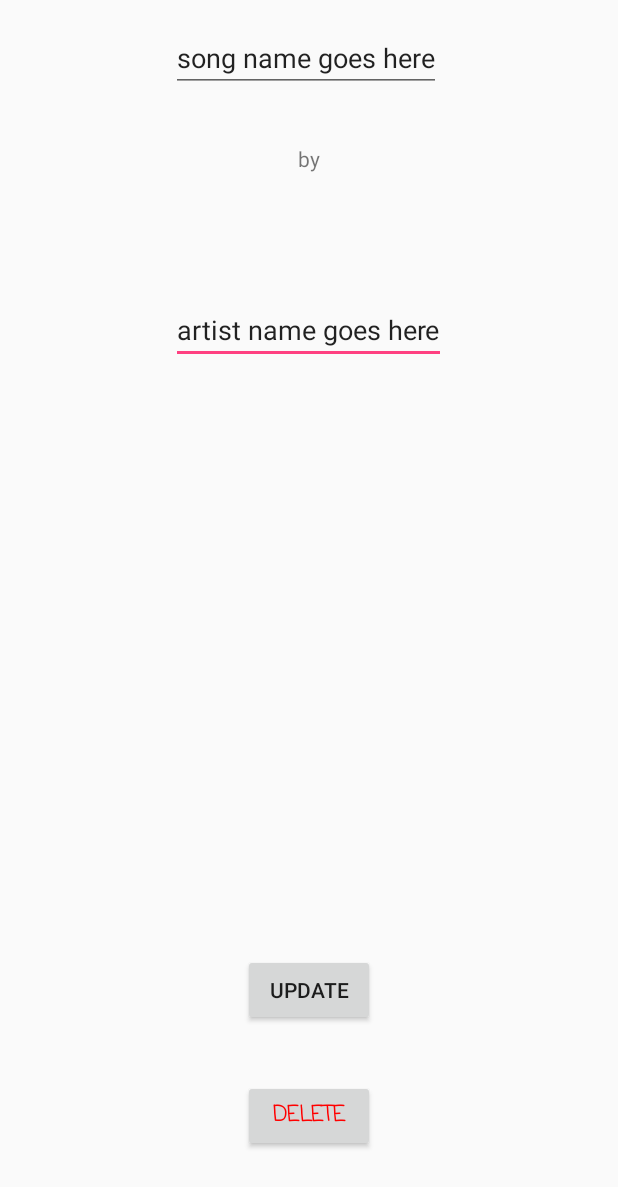
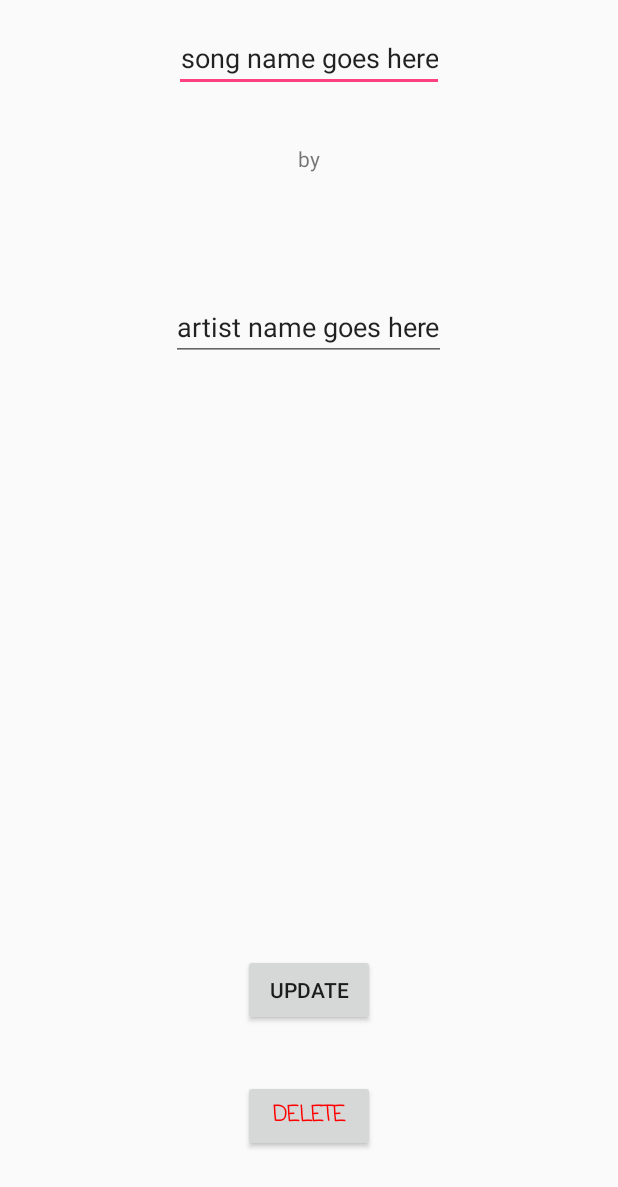
Before and after one commit to gitdksmith/NowPlaying, an Android app: the layout activity_edit_single.xml on its own in the app's theme, with its tools: preview values and no code run, on a phone screen of 412 x 824 dp. Shown: the top 1187 px of the screen. Run offline under Robolectric (Android 15) with nearby library versions, the phone set to English and light mode, and no system bars.

Commit message:
Correct center layout of text and exit fields. Resolves #4.

```diff
--- a/app/src/main/res/layout/activity_edit_single.xml
+++ b/app/src/main/res/layout/activity_edit_single.xml
@@ -8,7 +8,52 @@
     android:paddingLeft="@dimen/activity_horizontal_margin"
     android:paddingRight="@dimen/activity_horizontal_margin"
     android:paddingTop="@dimen/activity_vertical_margin"
-    tools:context="com.example.derek.nowplaying.DisplayMessageActivity">
+    tools:context="com.example.derek.nowplaying.EditSingleActivity">
+
+    <EditText android:id="@+id/edit_song"
+        android:text="@string/edit_song_hint"
+        android:layout_width="wrap_content"
+        android:layout_height="wrap_content"
+        android:layout_alignParentTop="true"
+        android:gravity="center"
+        android:layout_centerHorizontal="true"/>
+
+    <TextView android:id="@+id/edit_by"
+        android:layout_width="wrap_content"
+        android:layout_height="wrap_content"
+        android:text="by"
+        android:layout_margin="80dp"
+        android:layout_below="@+id/text_song_display_single"
+        android:layout_centerHorizontal="true" />
+
+    <EditText android:id="@+id/edit_artist"
+        android:layout_width="wrap_content"
+        android:layout_height="wrap_content"
+        android:text="@string/edit_artist_hint"
+        android:layout_below="@+id/edit_by"
+        android:gravity="center"
+        android:layout_centerHorizontal="true" />
+
+    <ProgressBar
+        style="?android:attr/progressBarStyleLarge"
+        android:layout_width="wrap_content"
+        android:visibility="gone"
+        android:layout_height="wrap_content"
+        android:id="@+id/progressBar"
+        android:progressDrawable="@drawable/circular_progress_bar"
+        android:layout_above="@+id/button_youtube_display_single"
+        android:layout_centerHorizontal="true" />
+
+    <Button
+        android:id="@+id/button_update"
+        android:text="@string/update_button"
+        android:onClick="update"
+        android:layout_width="wrap_content"
+        android:layout_height="wrap_content"
+        android:layout_marginBottom="36dp"
+        android:layout_above="@+id/button_delete"
+        android:layout_alignLeft="@+id/button_delete"
+        android:layout_alignStart="@+id/button_delete" />
 
     <Button
         android:id="@+id/button_delete"
@@ -26,50 +71,4 @@
         android:textStyle="normal|bold"
         android:textColor="#FF0000"/>
 
-    <EditText android:id="@+id/edit_artist"
-        android:layout_width="wrap_content"
-        android:layout_height="wrap_content"
-        android:text="@string/edit_artist_hint"
-        android:layout_marginTop="82dp"
-        android:layout_below="@+id/edit_by"
-        android:layout_centerHorizontal="true" />
-
-    <TextView android:id="@+id/edit_by"
-        android:layout_width="wrap_content"
-        android:layout_height="wrap_content"
-        android:text="by"
-        android:layout_marginTop="80dp"
-        android:layout_below="@+id/text_song_display_single"
-        android:layout_centerHorizontal="true" />
-
-    <ProgressBar
-        style="?android:attr/progressBarStyleLarge"
-        android:layout_width="wrap_content"
-        android:visibility="gone"
-        android:layout_height="wrap_content"
-        android:id="@+id/progressBar"
-        android:progressDrawable="@drawable/circular_progress_bar"
-        android:layout_above="@+id/button_youtube_display_single"
-        android:layout_centerHorizontal="true" />
-
-    <EditText android:id="@+id/edit_song"
-        android:text="@string/edit_song_hint"
-        android:layout_width="wrap_content"
-        android:layout_height="wrap_content"
-        android:layout_alignParentTop="true"
-        android:layout_alignLeft="@+id/edit_artist"
-        android:layout_alignStart="@+id/edit_artist" />
-
-    <Button
-        android:id="@+id/button_update"
-        android:text="@string/update_button"
-        android:onClick="update"
-        android:layout_width="wrap_content"
-        android:layout_height="wrap_content"
-        android:layout_marginBottom="36dp"
-        android:layout_above="@+id/button_delete"
-        android:layout_alignLeft="@+id/button_delete"
-        android:layout_alignStart="@+id/button_delete" />
-
-
 </RelativeLayout>
```
Also changed, not shown: app/src/main/res/layout/activity_display_message.xml (+13 -14 lines), app/src/main/res/layout/activity_display_single.xml (+24 -22 lines).
